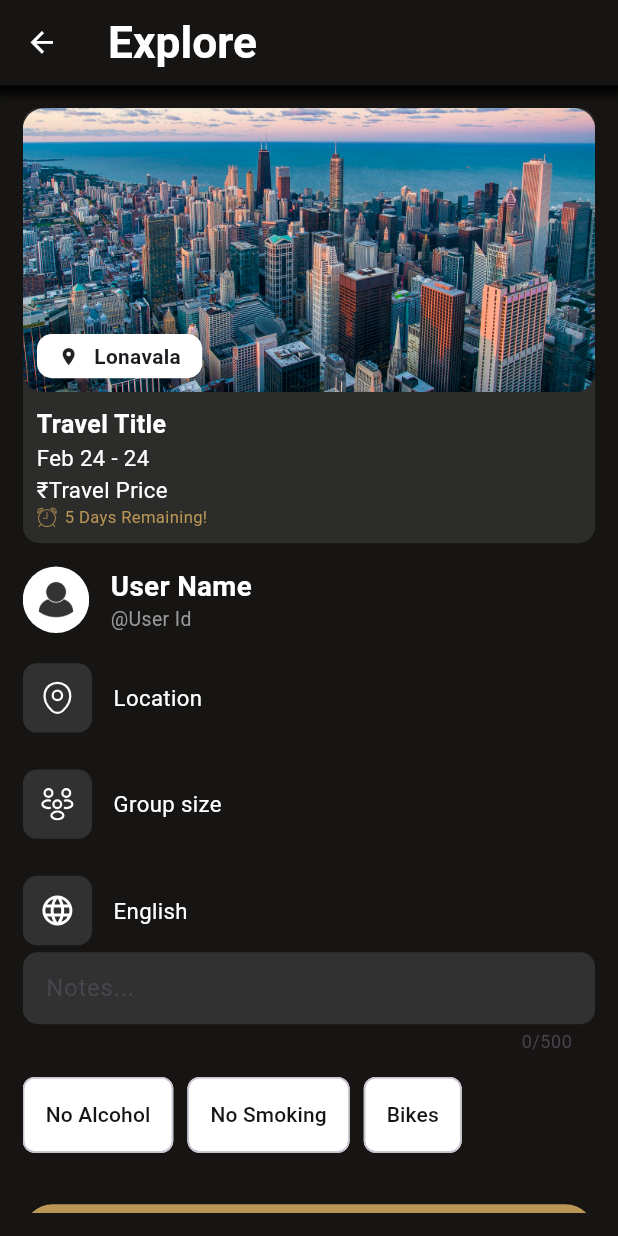
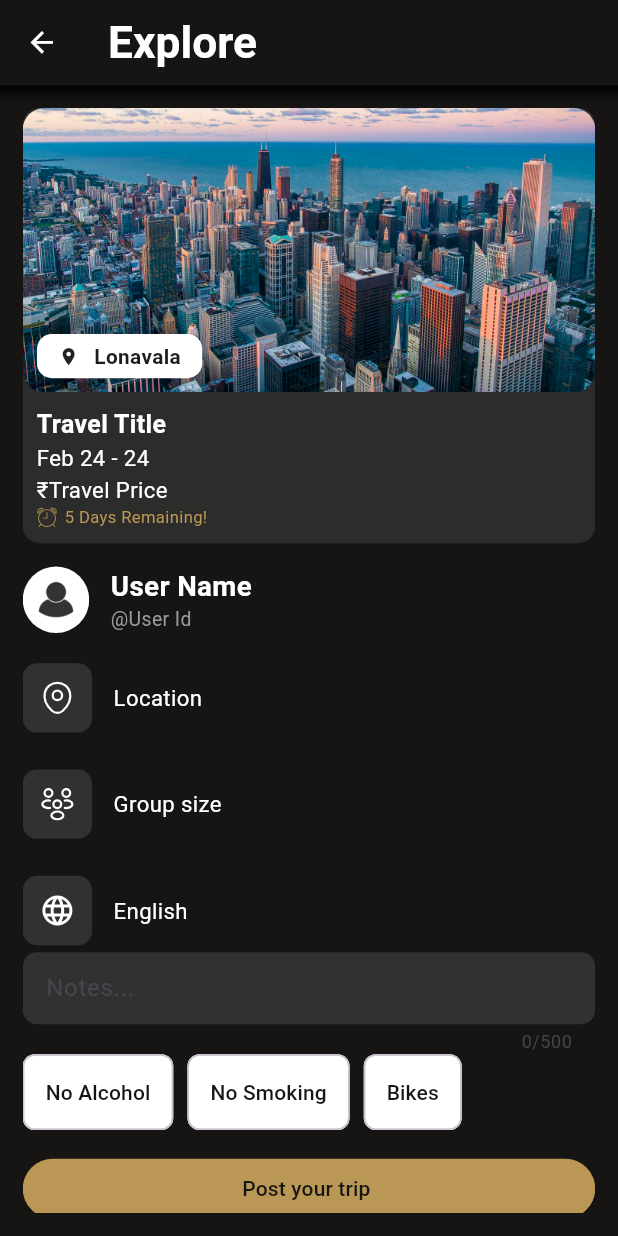
Before and after one commit to Pinnacle01/pinnacle, a Flutter app: the TripDetails screen opened by its route, on a phone screen of 412 x 824 dp. Run offline on Flutter 3.47's test engine with Material 3 defaults, Android fonts, the light colour scheme and no system bars; our stand-ins replace flutter_svg, go_router.

Commit message:
Refactor TripDetails layout by removing redundant spacing and adjusting border radius for notes field

```diff
--- a/lib/explore_home/view/trip_details.dart
+++ b/lib/explore_home/view/trip_details.dart
@@ -71,9 +71,7 @@ class _TripDetailsState extends State<TripDetails> {
               iconColor: CustomColors.mainTextColor,
             ),
             _buildNotesField(),
-            SizedBox(height: Sizes.size16.dp),
             _buildPreferences(),
-            SizedBox(height: Sizes.size16.dp),
             SizedBox(height: Sizes.size16.dp),
             _postButton(),
           ],
@@ -91,7 +89,7 @@ class _TripDetailsState extends State<TripDetails> {
       decoration: InputDecoration(
         hintText: 'Notes...',
         border: OutlineInputBorder(
-          borderRadius: BorderRadius.circular(10.0),
+          borderRadius: BorderRadius.circular(Sizes.size10.dp),
           borderSide: BorderSide.none,
         ),
         filled: true,
```
